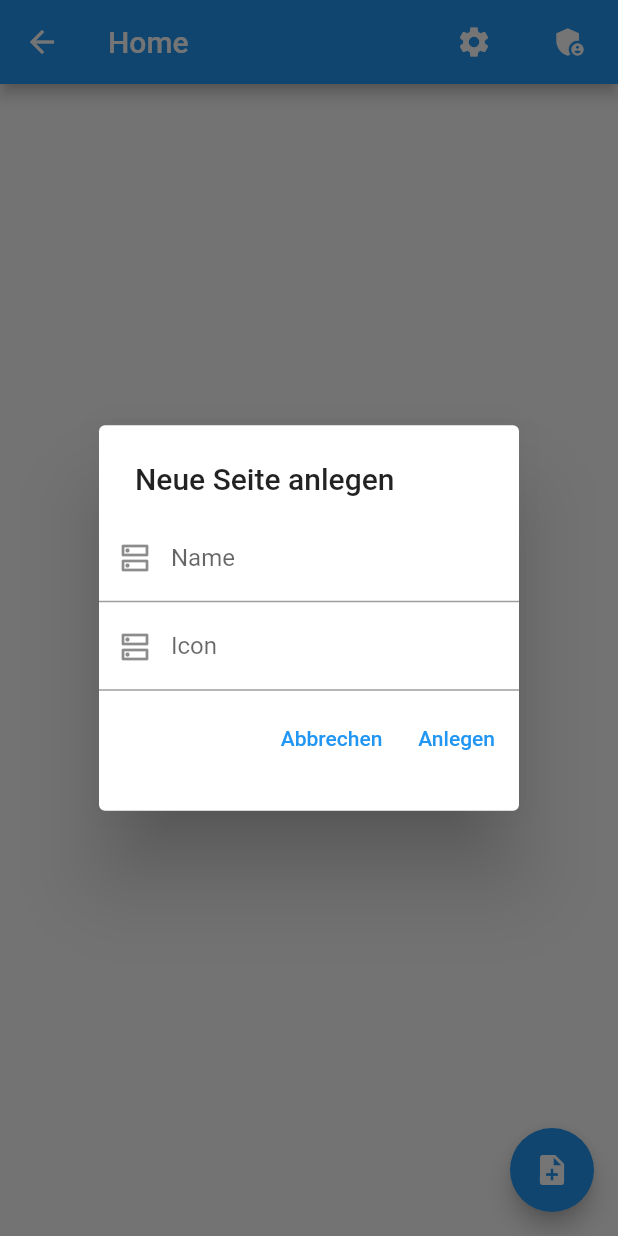
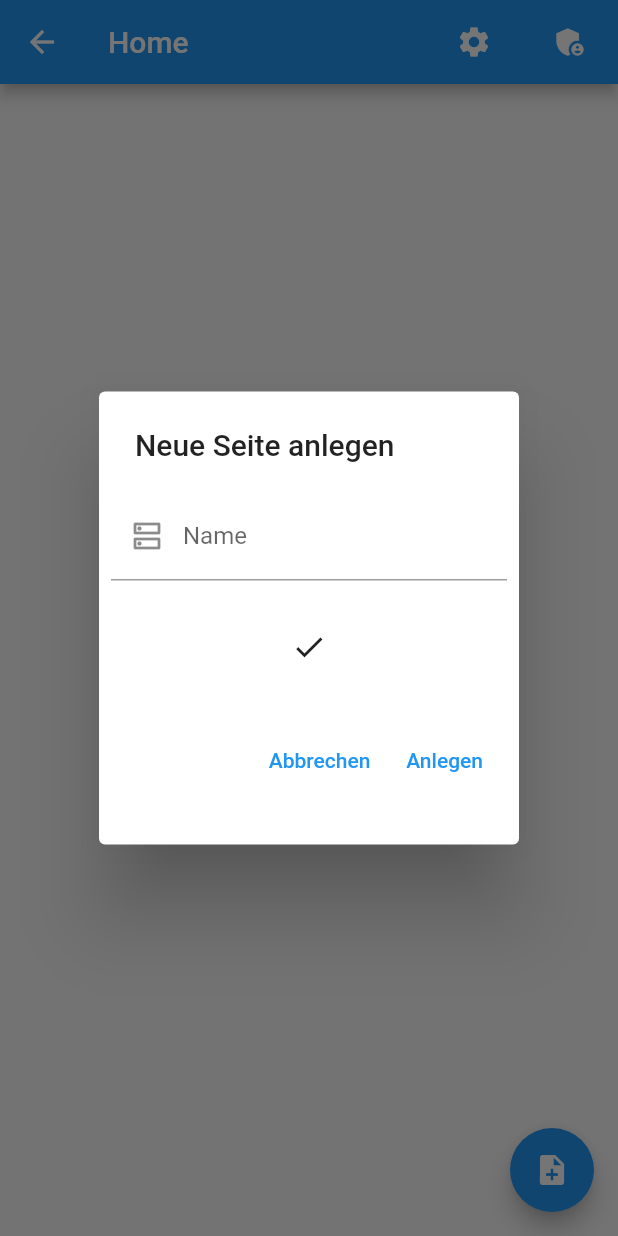
Before and after one commit to MakroBoard/MakroBoard, a Flutter app: the HomePage screen opened by its route, after a tap on the "note add" icon, on a phone screen of 412 x 824 dp. Run offline on Flutter 3.47's test engine with Material 2 defaults, Android fonts, the light colour scheme and no system bars; our stand-ins replace animated_text_kit, flutter_easyloading, flutter_modular, flutter_settings_screens, page_transition, responsive_grid; missing offline and left inert: flutter_iconpicker, signalr_core; statements that could not run were skipped.

Commit message:
Add Page Icon

```diff
--- a/makro_board_client/lib/dialogs/create_page_dialog.dart
+++ b/makro_board_client/lib/dialogs/create_page_dialog.dart
@@ -1,24 +1,36 @@
+import 'dart:convert';
+
 import 'package:flutter/material.dart';
 import 'package:flutter_easyloading/flutter_easyloading.dart';
+import 'package:flutter_iconpicker/flutter_iconpicker.dart';
 import 'package:flutter_modular/flutter_modular.dart';
 import 'package:makro_board_client/provider/api_provider.dart';
 import 'package:makro_board_client/models/page.dart' as models;
 
-class CreatePageDialog extends StatelessWidget {
+class CreatePageDialog extends StatefulWidget {
   const CreatePageDialog({Key? key}) : super(key: key);
 
   @override
+  _CreatePageDialogState createState() => _CreatePageDialogState();
+}
+
+class _CreatePageDialogState extends State<CreatePageDialog> {
+  String pageLabel = "";
+  IconData icon = Icons.check;
+
+  @override
   Widget build(BuildContext context) {
-    String pageLabel = "";
-    String icon = "";
     final _createPageFormKey = GlobalKey<FormState>();
 
     return SimpleDialog(
       title: Text("Neue Seite anlegen"),
       children: [
-        Form(
+        Padding(
+          padding: const EdgeInsets.all(8.0),
+          child: Form(
             key: _createPageFormKey,
             child: Column(
+              crossAxisAlignment: CrossAxisAlignment.stretch,
               children: [
                 TextFormField(
                   decoration: InputDecoration(
@@ -37,22 +49,16 @@ class CreatePageDialog extends StatelessWidget {
                     pageLabel = value;
                   },
                 ),
-              TextFormField(
-                decoration: InputDecoration(
-                  // border: OutlineInputBorder(),
-                  labelText: "Icon",
-                  prefixIcon: Icon(Icons.dns_outlined),
-                ),
-                // validator: (value) {
-                //   if (value == null) {
-                //     return "Um fortzufahren wird ein Name benötigt.";
-                //   }
-
-                //   return null;
-                // },
-                onChanged: (value) {
-                  icon = value;
+                IconButton(
+                  padding: const EdgeInsets.all(32.0),
+                  tooltip: "Icon wählen",
+                  onPressed: () async {
+                    var iconData = await FlutterIconPicker.showIconPicker(context, iconPackMode: IconPack.fontAwesomeIcons) ?? Icons.check;
+                    setState(() {
+                      icon = iconData;
+                    });
                   },
+                  icon: Icon(icon),
                 ),
                 ButtonBar(
                   children: [
@@ -81,6 +87,7 @@ class CreatePageDialog extends StatelessWidget {
               ],
             ),
           ),
+        ),
       ],
     );
   }
--- a/makro_board_client/lib/models/page.dart
+++ b/makro_board_client/lib/models/page.dart
@@ -1,4 +1,8 @@
 import 'dart:async';
+import 'dart:convert';
+
+import 'package:flutter/material.dart';
+import 'package:flutter_iconpicker/flutter_iconpicker.dart';
 
 import 'group.dart';
 
@@ -6,7 +10,7 @@ class Page {
   final int id;
   final String symbolicName;
   final String label;
-  final String icon;
+  final IconData icon;
   final List<Group> groups;
 
   StreamController<List<Group>> streamGroupController = StreamController<List<Group>>.broadcast();
@@ -29,14 +33,14 @@ class Page {
       : id = -1,
         symbolicName = "",
         label = "",
-        icon = "",
+        icon = Icons.not_interested,
         groups = List.empty();
 
   Page.fromJson(Map<String, dynamic> json)
       : id = json["id"],
         symbolicName = json["symbolicName"],
         label = json["label"],
-        icon = json["icon"],
+        icon = json["icon"] != null && json["icon"] != "" ? mapToIconData(jsonDecode(json["icon"])) : Icons.not_interested,
         groups = json["groups"] != null ? List.castFrom(json["groups"]).map<Group>((jsonGroup) => Group.fromJson(jsonGroup)).toList() : List.empty(growable: true);
 
   Map<String, dynamic> toJson() {
@@ -44,7 +48,7 @@ class Page {
       'id': id,
       'symbolicName': symbolicName,
       'label': label,
-      'icon': icon,
+      'icon': jsonEncode(iconDataToMap(icon)),
       'groups': groups,
     };
   }
--- a/makro_board_client/lib/pages/homePage.dart
+++ b/makro_board_client/lib/pages/homePage.dart
@@ -65,7 +65,7 @@ class HomePage extends StatelessWidget {
                     padding: const EdgeInsets.all(8.0),
                     child: ListTile(
                       title: Text(page.label),
-                      leading: Icon(Icons.done),
+                      leading: Icon(page.icon),
                     ),
                   ),
                 ),
--- a/makro_board_client/lib/provider/api_provider.dart
+++ b/makro_board_client/lib/provider/api_provider.dart
@@ -378,11 +378,12 @@ class ApiProvider {
   }
 
   Future addPage(Page page) async {
-    await http.post(
+    var response = await http.post(
       _serverUri!.replace(path: addPageUrl),
       headers: _defaultHeader,
       body: json.encode(page),
     );
+    log(response.body);
   }
 
   Future addGroup(Group group) async {
--- a/makro_board_client/pubspec.yaml
+++ b/makro_board_client/pubspec.yaml
@@ -38,6 +38,7 @@ dependencies:
   responsive_grid: ^2.0.0
   page_transition: ^2.0.2
   enhanced_future_builder: ^1.0.3
+  flutter_iconpicker: ^3.0.0
 
 dev_dependencies:
   flutter_test:
```
Also changed, not shown: makro_board_client/pubspec.lock, 1 other file. Lines whose indentation alone changed are shown as unchanged.
